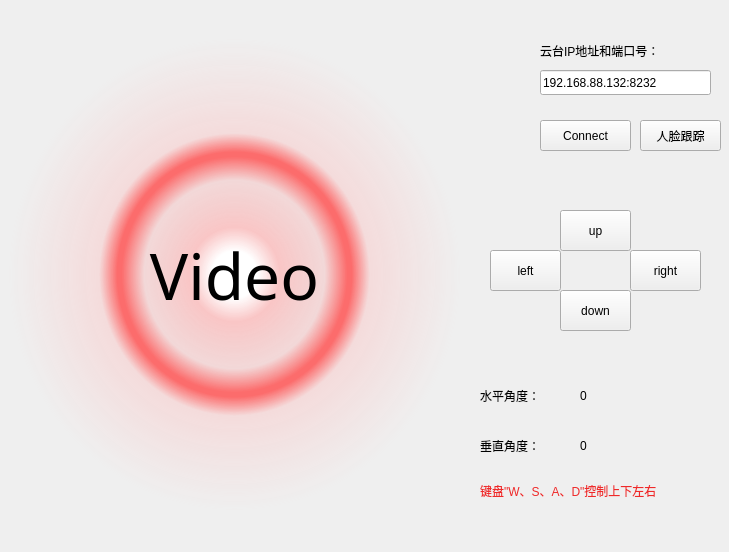
Qt form CameraDemo/camerademo.ui (qq936859639/test2) before a commit.
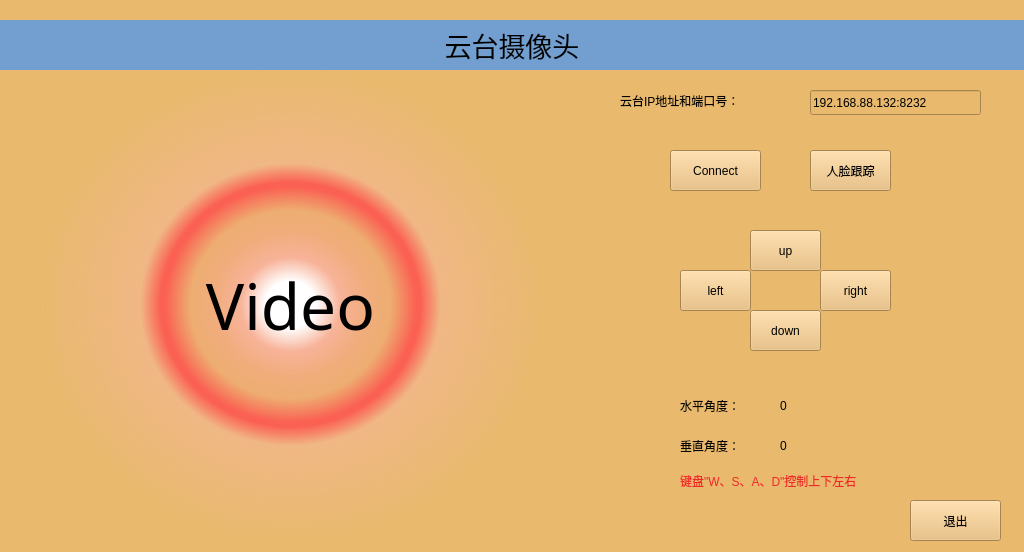
The same form after that commit.

The edit to the form file:
```diff
--- a/CameraDemo/camerademo.ui
+++ b/CameraDemo/camerademo.ui
@@ -6,7 +6,7 @@
    <rect>
     <x>0</x>
     <y>0</y>
-    <width>729</width>
+    <width>1024</width>
     <height>552</height>
    </rect>
   </property>
@@ -14,14 +14,14 @@
    <string>AICamera</string>
   </property>
   <property name="styleSheet">
-   <string notr="true"/>
+   <string notr="true">background-color: rgb(233, 185, 110);</string>
   </property>
   <widget class="QLabel" name="labelCamera">
    <property name="geometry">
     <rect>
-     <x>9</x>
-     <y>39</y>
-     <width>451</width>
+     <x>40</x>
+     <y>69</y>
+     <width>501</width>
      <height>471</height>
     </rect>
    </property>
@@ -46,8 +46,8 @@
   <widget class="QPushButton" name="left">
    <property name="geometry">
     <rect>
-     <x>490</x>
-     <y>250</y>
+     <x>680</x>
+     <y>270</y>
      <width>71</width>
      <height>41</height>
     </rect>
@@ -59,8 +59,8 @@
   <widget class="QPushButton" name="right">
    <property name="geometry">
     <rect>
-     <x>630</x>
-     <y>250</y>
+     <x>820</x>
+     <y>270</y>
      <width>71</width>
      <height>41</height>
     </rect>
@@ -72,8 +72,8 @@
   <widget class="QPushButton" name="down">
    <property name="geometry">
     <rect>
-     <x>560</x>
-     <y>290</y>
+     <x>750</x>
+     <y>310</y>
      <width>71</width>
      <height>41</height>
     </rect>
@@ -85,8 +85,8 @@
   <widget class="QPushButton" name="up">
    <property name="geometry">
     <rect>
-     <x>560</x>
-     <y>210</y>
+     <x>750</x>
+     <y>230</y>
      <width>71</width>
      <height>41</height>
     </rect>
@@ -98,10 +98,10 @@
   <widget class="QPushButton" name="connect">
    <property name="geometry">
     <rect>
-     <x>540</x>
-     <y>120</y>
+     <x>670</x>
+     <y>150</y>
      <width>91</width>
-     <height>31</height>
+     <height>41</height>
     </rect>
    </property>
    <property name="text">
@@ -111,8 +111,8 @@
   <widget class="QLabel" name="HorizontalAngel">
    <property name="geometry">
     <rect>
-     <x>480</x>
-     <y>380</y>
+     <x>680</x>
+     <y>390</y>
      <width>81</width>
      <height>31</height>
     </rect>
@@ -124,7 +124,7 @@
   <widget class="QLabel" name="VerticalAngel">
    <property name="geometry">
     <rect>
-     <x>480</x>
+     <x>680</x>
      <y>430</y>
      <width>81</width>
      <height>31</height>
@@ -137,8 +137,8 @@
   <widget class="QLabel" name="HorizontalValue">
    <property name="geometry">
     <rect>
-     <x>580</x>
-     <y>380</y>
+     <x>780</x>
+     <y>390</y>
      <width>81</width>
      <height>31</height>
     </rect>
@@ -150,7 +150,7 @@
   <widget class="QLabel" name="VerticalValue">
    <property name="geometry">
     <rect>
-     <x>580</x>
+     <x>780</x>
      <y>430</y>
      <width>81</width>
      <height>31</height>
@@ -163,10 +163,10 @@
   <widget class="QPushButton" name="faceTrack">
    <property name="geometry">
     <rect>
-     <x>640</x>
-     <y>120</y>
+     <x>810</x>
+     <y>150</y>
      <width>81</width>
-     <height>31</height>
+     <height>41</height>
     </rect>
    </property>
    <property name="text">
@@ -176,8 +176,8 @@
   <widget class="QLabel" name="label">
    <property name="geometry">
     <rect>
-     <x>480</x>
-     <y>470</y>
+     <x>680</x>
+     <y>460</y>
      <width>241</width>
      <height>41</height>
     </rect>
@@ -192,8 +192,8 @@
   <widget class="QLineEdit" name="lineEdit">
    <property name="geometry">
     <rect>
-     <x>540</x>
-     <y>70</y>
+     <x>810</x>
+     <y>90</y>
      <width>171</width>
      <height>25</height>
     </rect>
@@ -205,8 +205,8 @@
   <widget class="QLabel" name="label_2">
    <property name="geometry">
     <rect>
-     <x>540</x>
-     <y>40</y>
+     <x>620</x>
+     <y>90</y>
      <width>181</width>
      <height>21</height>
     </rect>
@@ -215,6 +215,43 @@
     <string>云台IP地址和端口号：</string>
    </property>
   </widget>
+  <widget class="QPushButton" name="quit">
+   <property name="geometry">
+    <rect>
+     <x>910</x>
+     <y>500</y>
+     <width>91</width>
+     <height>41</height>
+    </rect>
+   </property>
+   <property name="text">
+    <string>退出</string>
+   </property>
+  </widget>
+  <widget class="QLabel" name="label_3">
+   <property name="geometry">
+    <rect>
+     <x>0</x>
+     <y>20</y>
+     <width>1024</width>
+     <height>50</height>
+    </rect>
+   </property>
+   <property name="font">
+    <font>
+     <pointsize>20</pointsize>
+    </font>
+   </property>
+   <property name="styleSheet">
+    <string notr="true">background-color: rgb(114, 159, 207);</string>
+   </property>
+   <property name="text">
+    <string>云台摄像头</string>
+   </property>
+   <property name="alignment">
+    <set>Qt::AlignCenter</set>
+   </property>
+  </widget>
  </widget>
  <resources/>
  <connections/>
```
